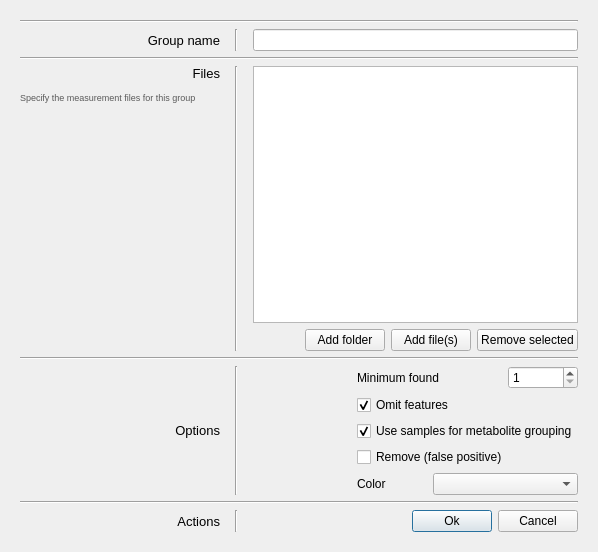
First picture: the form in mePyGuis/guis/groupEditor.ui, repository chrboku/MetExtract-II, before the edit.
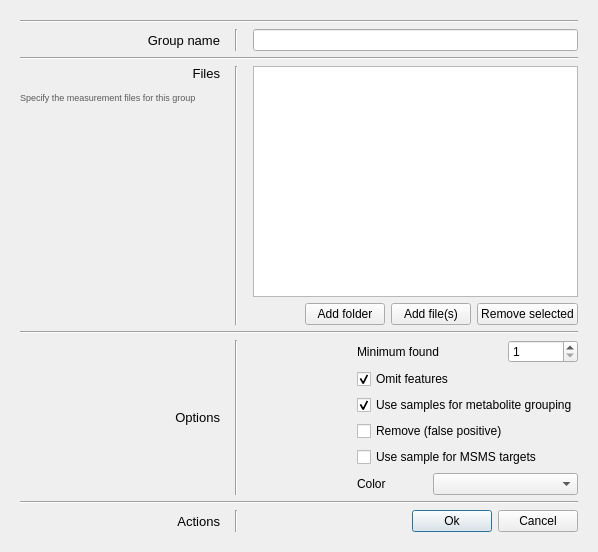
Second picture: the form after the edit.

```diff
--- a/mePyGuis/guis/groupEditor.ui
+++ b/mePyGuis/guis/groupEditor.ui
@@ -383,10 +383,10 @@
          </property>
         </widget>
        </item>
-       <item row="4" column="2" colspan="2">
+       <item row="5" column="2" colspan="2">
         <widget class="QComboBox" name="colorsComboBox"/>
        </item>
-       <item row="4" column="1">
+       <item row="5" column="1">
         <widget class="QLabel" name="label_7">
          <property name="text">
           <string>Color</string>
@@ -402,6 +402,9 @@
        </item>
        <item row="1" column="1" colspan="3">
         <widget class="QCheckBox" name="omitFeatures">
+         <property name="toolTip">
+          <string>&lt;html&gt;&lt;head/&gt;&lt;body&gt;&lt;p&gt;Feature pairs found in all groups less than &amp;quot;Min found&amp;quot; times are removed from the dataset. &lt;/p&gt;&lt;p&gt;The omit option should only be used for groups with native and labeled material and not for blanks. &lt;/p&gt;&lt;p&gt;If no groups uses the omit option, all features will remain in the dataset&lt;/p&gt;&lt;/body&gt;&lt;/html&gt;</string>
+         </property>
          <property name="text">
           <string>Omit features</string>
          </property>
@@ -427,6 +430,13 @@
          </property>
         </widget>
        </item>
+       <item row="4" column="1" colspan="3">
+        <widget class="QCheckBox" name="useAsMSMSTarget">
+         <property name="text">
+          <string>Use sample for MSMS targets</string>
+         </property>
+        </widget>
+       </item>
       </layout>
      </item>
     </layout>
```
